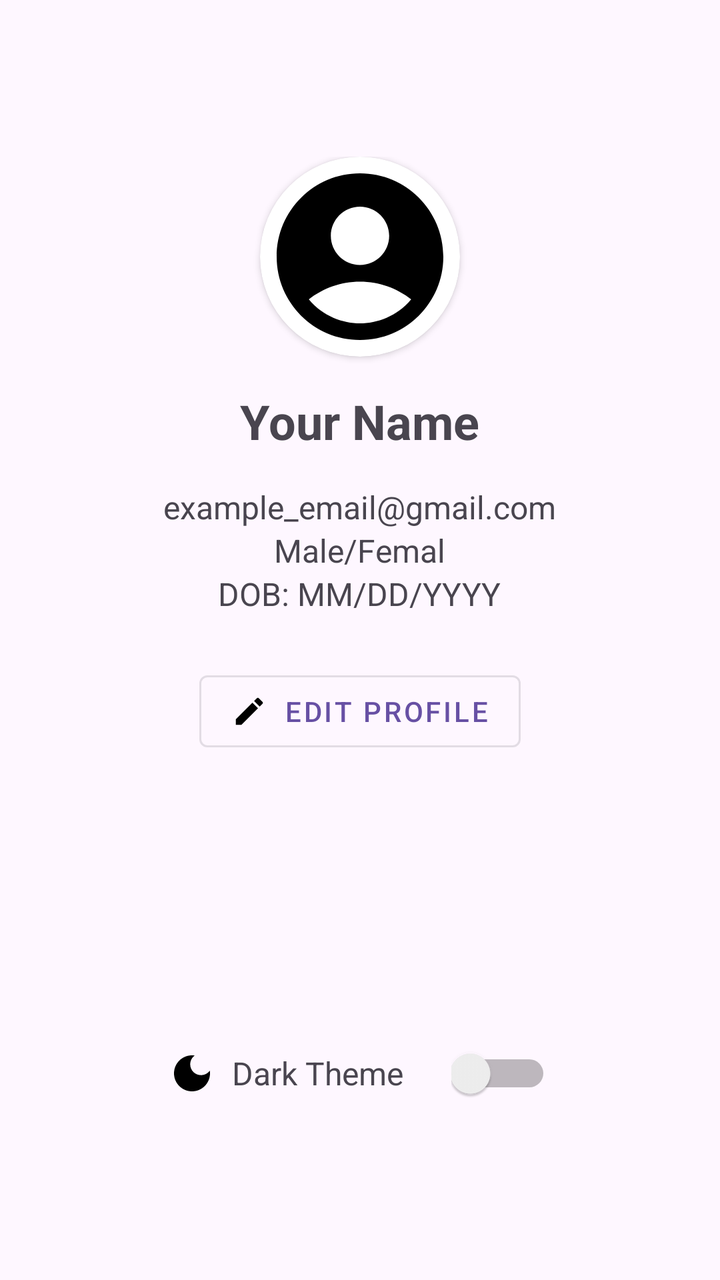
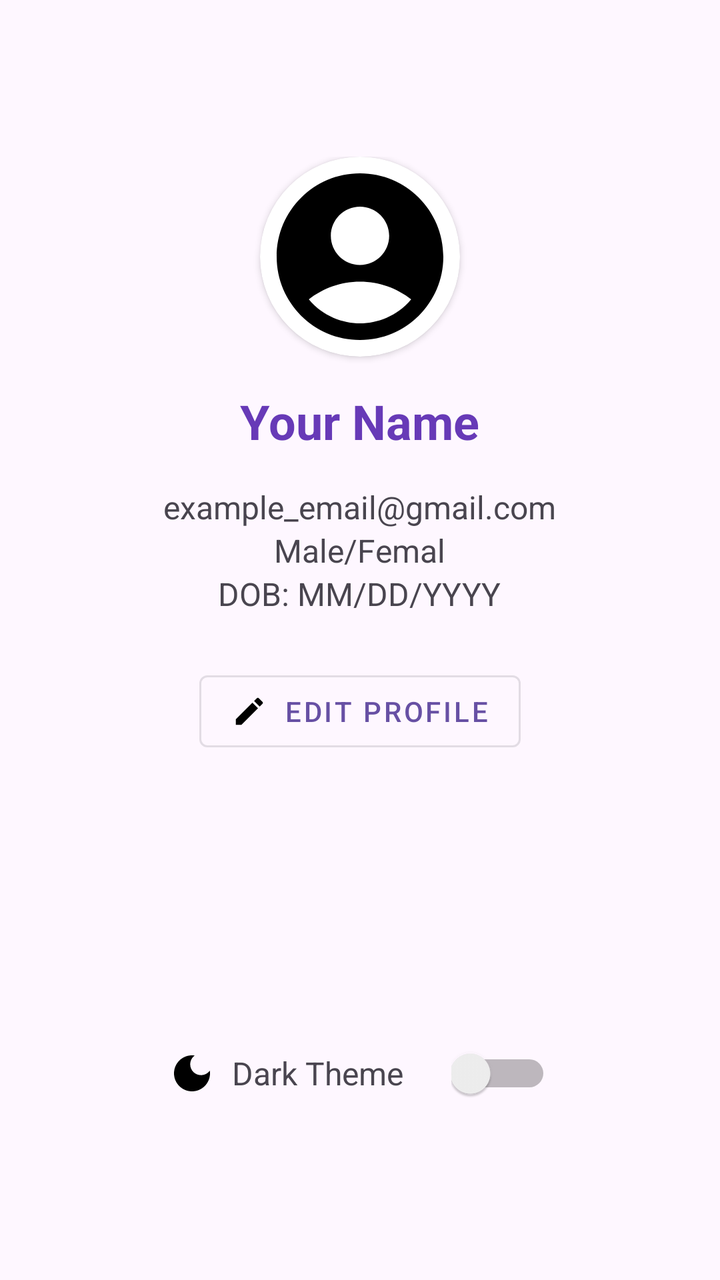

An Android layout rendered at two revisions. The XML below is the earlier revision; the diff shows what the commit changed to produce the second picture.
<!-- AndroidManifest.xml: application theme Theme.TaskPilot -->
<!-- res/layout/fragment_profile.xml -->
<?xml version="1.0" encoding="utf-8"?>
<LinearLayout xmlns:android="http://schemas.android.com/apk/res/android"
    xmlns:tools="http://schemas.android.com/tools"
    android:layout_width="match_parent"
    android:layout_height="match_parent"
    android:orientation="vertical"
    android:gravity="center"
    xmlns:app="http://schemas.android.com/apk/res-auto"
    tools:context=".ProfileFragment">

    <LinearLayout
        android:layout_width="match_parent"
        android:layout_height="wrap_content"
        android:gravity="center"
        android:orientation="vertical"
        >
        <androidx.cardview.widget.CardView
            android:layout_width="wrap_content"
            android:layout_height="wrap_content"
            app:cardCornerRadius="100dp"
            >
            <ImageView
                android:layout_width="100dp"
                android:layout_height="100dp"
                android:src="@drawable/icon_profile_tab"
                android:id="@+id/ivProfilePic"
                />
        </androidx.cardview.widget.CardView>

        <TextView
            android:layout_width="wrap_content"
            android:layout_height="wrap_content"
            android:id="@+id/tvProfileName"
            android:text="Your Name"
            android:textSize="24sp"
            android:textStyle="bold"
            android:paddingTop="16dp"
            android:paddingBottom="16dp"
            />

        <TextView
            android:layout_width="wrap_content"
            android:layout_height="wrap_content"
            android:id="@+id/tvProfileEmail"
            android:text="example_email@gmail.com"
            android:textSize="16sp"
            />

        <TextView
            android:layout_width="wrap_content"
            android:layout_height="wrap_content"
            android:id="@+id/tvProfileGender"
            android:text="Male/Femal"
            android:textSize="16sp"
            />

        <TextView
            android:layout_width="wrap_content"
            android:layout_height="wrap_content"
            android:id="@+id/tvProfileDOB"
            android:text="DOB: MM/DD/YYYY"
            android:textSize="16sp"
            android:paddingBottom="24dp"
            />

        <com.google.android.material.button.MaterialButton
            android:id="@+id/btnEditProfile"
            android:layout_width="wrap_content"
            android:layout_height="wrap_content"
            android:layout_marginBottom="32dp"
            android:text="Edit Profile"
            style="@style/Widget.MaterialComponents.Button.OutlinedButton"
            app:icon="@drawable/ic_edit"
            app:iconTint="@color/black"
            app:iconGravity="textStart"
            app:iconPadding="8dp"
            />

        <LinearLayout
            android:layout_width="match_parent"
            android:layout_height="wrap_content"
            android:orientation="horizontal"
            android:gravity="center"
            android:paddingTop="100dp"
            >

            <ImageView
                android:layout_width="24dp"
                android:layout_height="24dp"
                android:src="@drawable/ic_theme"
                android:layout_marginEnd="8dp"/>

            <TextView
                android:layout_width="wrap_content"
                android:layout_height="wrap_content"
                android:text="Dark Theme"
                android:textSize="16sp"
                android:layout_marginEnd="16dp"/>

            <Switch
                android:id="@+id/themeSwitch"
                android:layout_width="50dp"
                android:layout_height="50dp"
                android:layout_marginStart="8dp"/>

        </LinearLayout>

    </LinearLayout>
</LinearLayout>
<!-- resources referenced by this layout -->
<resources>
  <color name="black">#FF000000</color>
  <!-- drawable ic_edit (drawable) -->
  <vector xmlns:android="http://schemas.android.com/apk/res/android"
      android:width="24dp"
      android:height="24dp"
      android:viewportWidth="24"
      android:viewportHeight="24">
      <path android:fillColor="@android:color/black"
          android:pathData="M3,17.25V21h3.75L17.81,9.94l-3.75,-3.75L3,17.25zM20.71,7.04c0.39,-0.39 0.39,-1.02 0,-1.41l-2.34,-2.34c-0.39,-0.39 -1.02,-0.39 -1.41,0l-1.83,1.83 3.75,3.75 1.83,-1.83z"/>
  </vector>
  <!-- drawable ic_theme (drawable) -->
  <vector xmlns:android="http://schemas.android.com/apk/res/android"
      android:width="24dp"
      android:height="24dp"
      android:viewportWidth="24"
      android:viewportHeight="24">
      <path android:fillColor="@android:color/black"
          android:pathData="M12,3c-4.97,0 -9,4.03 -9,9s4.03,9 9,9 9,-4.03 9,-9c0,-0.46 -0.04,-0.92 -0.1,-1.36c-0.98,1.37 -2.58,2.26 -4.4,2.26c-2.98,0 -5.4,-2.42 -5.4,-5.4c0,-1.81 0.89,-3.42 2.26,-4.4C12.92,3.04 12.46,3 12,3L12,3z"/>
  </vector>
  <!-- drawable icon_profile_tab (drawable) -->
  <vector android:height="24dp" android:tint="#000000"
      android:viewportHeight="24" android:viewportWidth="24"
      android:width="24dp" xmlns:android="http://schemas.android.com/apk/res/android">
      <path android:fillColor="@android:color/white" android:pathData="M12,2C6.48,2 2,6.48 2,12s4.48,10 10,10s10,-4.48 10,-10S17.52,2 12,2zM12,6c1.93,0 3.5,1.57 3.5,3.5S13.93,13 12,13s-3.5,-1.57 -3.5,-3.5S10.07,6 12,6zM12,20c-2.03,0 -4.43,-0.82 -6.14,-2.88C7.55,15.8 9.68,15 12,15s4.45,0.8 6.14,2.12C16.43,19.18 14.03,20 12,20z"/>
  </vector>
  <style name="Theme.TaskPilot" parent="Base.Theme.TaskPilot" />
  <style name="Base.Theme.TaskPilot" parent="Theme.Material3.DayNight.NoActionBar">
          
          
      </style>
</resources>

<!-- the commit's change to res/layout/fragment_profile.xml (unified diff, before → after) -->
@@ -32,6 +32,7 @@
             android:layout_height="wrap_content"
             android:id="@+id/tvProfileName"
             android:text="Your Name"
+            android:textColor="@color/primaryColor"
             android:textSize="24sp"
             android:textStyle="bold"
             android:paddingTop="16dp"
@@ -71,7 +72,7 @@
             android:text="Edit Profile"
             style="@style/Widget.MaterialComponents.Button.OutlinedButton"
             app:icon="@drawable/ic_edit"
-            app:iconTint="@color/black"
+            app:iconTint="@color/iconTint"
             app:iconGravity="textStart"
             app:iconPadding="8dp"
             />
@@ -88,6 +89,7 @@
                 android:layout_width="24dp"
                 android:layout_height="24dp"
                 android:src="@drawable/ic_theme"
+                app:tint="@color/iconTint"
                 android:layout_marginEnd="8dp"/>
 
             <TextView
<!-- resource entries referenced after the edit -->
@@ -1,6 +1,7 @@
 <!-- resources referenced by this layout -->
 <resources>
-  <color name="black">#FF000000</color>
+  <color name="iconTint">#000000</color>"
+  <color name="primaryColor">#673AB7</color>"
   <!-- drawable ic_edit (drawable) -->
   <vector xmlns:android="http://schemas.android.com/apk/res/android"
       android:width="24dp"
